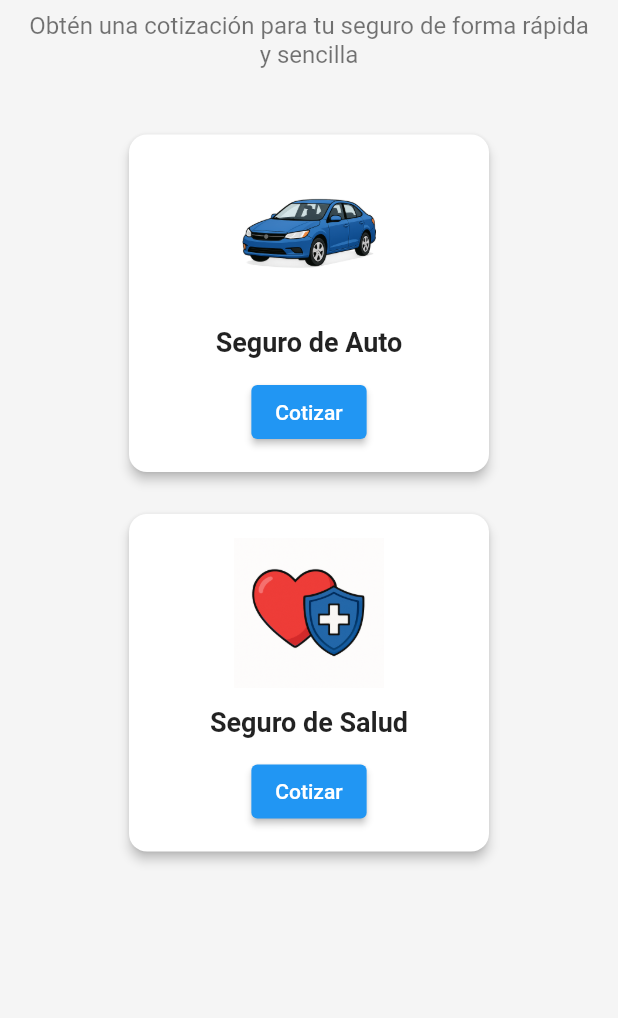
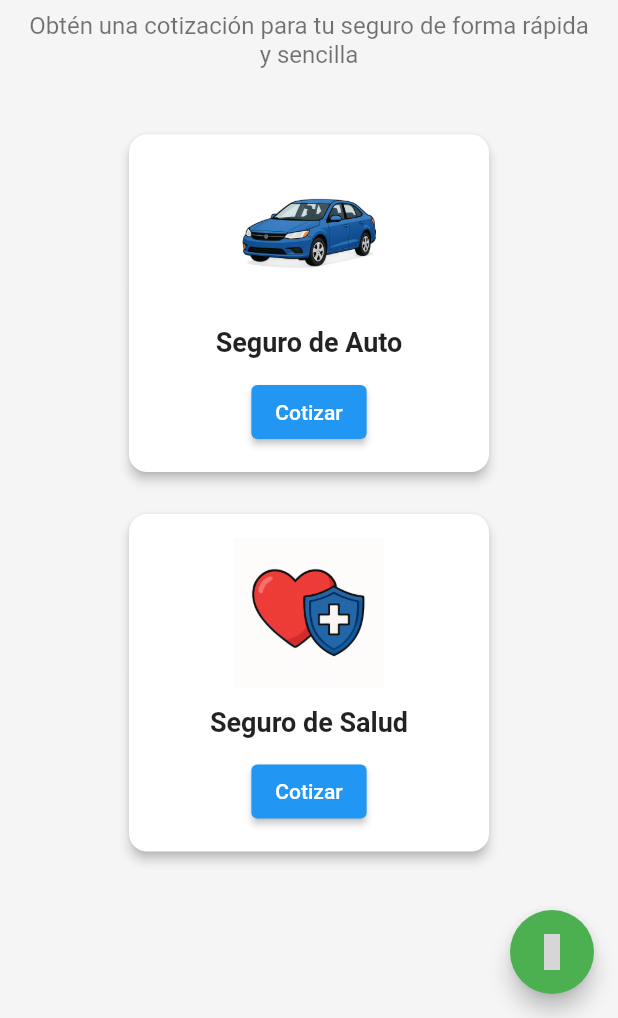
Before and after one commit to danielmmerino/cotizador_broker, a Flutter app: the screen it shows after launch, on a phone screen of 412 x 824 dp, the part 218-1236 px from its top. Run offline on Flutter 3.47's test engine with Material 2 defaults, Android fonts, the phone set to English and light mode, and no system bars; statements that could not run were skipped; grey boxes are pictures that could not be loaded.

Commit message:
feat: add WhatsApp contact button

```diff
--- a/lib/pages/cotizador_salud.dart
+++ b/lib/pages/cotizador_salud.dart
@@ -1,6 +1,7 @@
 import 'package:flutter/material.dart';
 
 import 'formulario_cotizador_salud.dart';
+import '../widgets/whatsapp_button.dart';
 
 class CotizadorSaludPage extends StatefulWidget {
   const CotizadorSaludPage({super.key});
@@ -19,6 +20,7 @@ class _CotizadorSaludPageState extends State<CotizadorSaludPage> {
   @override
   Widget build(BuildContext context) {
     return Scaffold(
+        floatingActionButton: const WhatsappButton(),
         appBar: AppBar(
           title: const Text('Cotizador de Salud'),
         ),
--- a/lib/pages/formulario_cotizador_salud.dart
+++ b/lib/pages/formulario_cotizador_salud.dart
@@ -1,4 +1,5 @@
 import 'package:flutter/material.dart';
+import '../widgets/whatsapp_button.dart';
 
 class FormularioCotizadorSaludPage extends StatefulWidget {
   final List<String> orderedAspects;
@@ -101,6 +102,7 @@ class _FormularioCotizadorSaludPageState
       appBar: AppBar(
         title: const Text('Formulario Cotizador Salud'),
       ),
+      floatingActionButton: const WhatsappButton(),
       body: SafeArea(
         child: Align(
           alignment: Alignment.topCenter,
--- a/lib/pages/landing_page.dart
+++ b/lib/pages/landing_page.dart
@@ -1,5 +1,6 @@
 import 'package:flutter/material.dart';
 import 'cotizador_salud.dart';
+import '../widgets/whatsapp_button.dart';
 
 class LandingPage extends StatelessWidget {
   const LandingPage({super.key});
@@ -8,6 +9,7 @@ class LandingPage extends StatelessWidget {
   Widget build(BuildContext context) {
     return Scaffold(
       backgroundColor: Colors.grey[100],
+      floatingActionButton: const WhatsappButton(),
       body: Center(
         child: Padding(
           padding: const EdgeInsets.symmetric(horizontal: 16.0),
--- /dev/null
+++ b/lib/widgets/whatsapp_button.dart
@@ -0,0 +1,25 @@
+import 'package:flutter/material.dart';
+import 'package:url_launcher/url_launcher.dart';
+
+class WhatsappButton extends StatelessWidget {
+  const WhatsappButton({super.key});
+
+  Future<void> _openWhatsapp() async {
+    const message =
+        'Hola estoy interesado en adquirir un seguro, por favor envieme más información';
+    final encodedMessage = Uri.encodeComponent(message);
+    final url = Uri.parse('https://wa.me/593960964032?text=$encodedMessage');
+    if (await canLaunchUrl(url)) {
+      await launchUrl(url, mode: LaunchMode.externalApplication);
+    }
+  }
+
+  @override
+  Widget build(BuildContext context) {
+    return FloatingActionButton(
+      onPressed: _openWhatsapp,
+      backgroundColor: Colors.green,
+      child: const Icon(Icons.whatsapp),
+    );
+  }
+}
--- a/pubspec.yaml
+++ b/pubspec.yaml
@@ -35,6 +35,7 @@ dependencies:
   # The following adds the Cupertino Icons font to your application.
   # Use with the CupertinoIcons class for iOS style icons.
   cupertino_icons: ^1.0.2
+  url_launcher: ^6.1.6
 
 dev_dependencies:
   flutter_test:
```
